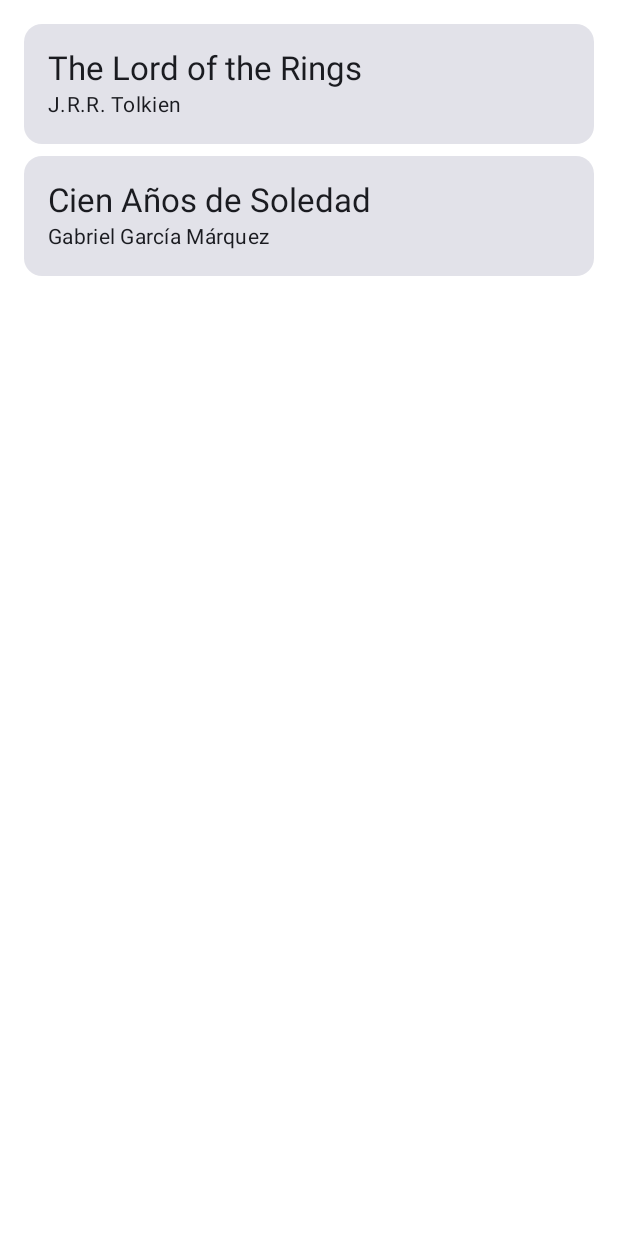
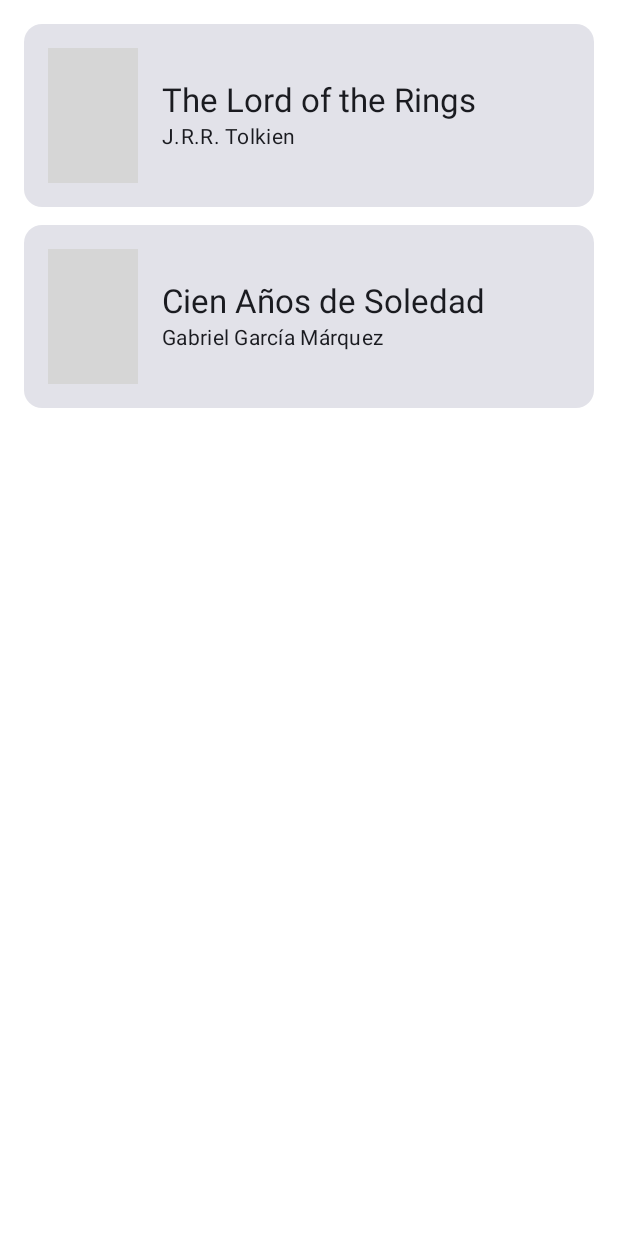
Before and after one commit to LeoDuocUC/BiblioNetAndroidApp, an Android app built with Jetpack Compose: the @Preview function BookListScreenPreview, on a phone screen of 412 x 824 dp. Run offline under Robolectric (Android 15) with nearby library versions, the phone set to English and light mode, and no system bars; our stand-ins replace Room's generated code; pictures from the network do not load; grey boxes are pictures that could not be loaded.

Commit message:
Add Icons on Books

```diff
--- a/app/build.gradle.kts
+++ b/app/build.gradle.kts
@@ -47,6 +47,7 @@ android {
 }
 
 dependencies {
+    implementation("io.coil-kt:coil-compose:2.5.0") // Adding Images
     implementation("androidx.navigation:navigation-compose:2.8.0")
     implementation("androidx.datastore:datastore-preferences:1.1.7")
     implementation(libs.androidx.core.ktx)
@@ -65,6 +66,7 @@ dependencies {
     debugImplementation(libs.androidx.ui.tooling)
     debugImplementation(libs.androidx.ui.test.manifest)
 
+
     // --- ADDED FOR ROOM ---
     implementation(libs.androidx.room.runtime)
     implementation(libs.androidx.room.ktx)
--- a/app/src/main/AndroidManifest.xml
+++ b/app/src/main/AndroidManifest.xml
@@ -1,6 +1,8 @@
 <?xml version="1.0" encoding="utf-8"?>
 <manifest xmlns:android="http://schemas.android.com/apk/res/android"
     xmlns:tools="http://schemas.android.com/tools">
+
+    <uses-permission android:name="android.permission.INTERNET" />
 
     <uses-permission android:name="android.permission.CAMERA" />
     <uses-permission android:name="android.permission.RECORD_AUDIO" />
--- a/app/src/main/java/com/example/login/ui/booklist/BookListScreen.kt
+++ b/app/src/main/java/com/example/login/ui/booklist/BookListScreen.kt
@@ -4,21 +4,30 @@ import androidx.compose.foundation.layout.Arrangement
 import androidx.compose.foundation.layout.Column
 import androidx.compose.foundation.layout.PaddingValues
 import androidx.compose.foundation.layout.Row
+import androidx.compose.foundation.layout.Spacer
 import androidx.compose.foundation.layout.fillMaxSize
 import androidx.compose.foundation.layout.fillMaxWidth
+import androidx.compose.foundation.layout.height
 import androidx.compose.foundation.layout.padding
+import androidx.compose.foundation.layout.size
+import androidx.compose.foundation.layout.width
 import androidx.compose.foundation.lazy.LazyColumn
 import androidx.compose.foundation.lazy.items
+import androidx.compose.foundation.shape.RoundedCornerShape
 import androidx.compose.material3.Card
 import androidx.compose.material3.ExperimentalMaterial3Api
 import androidx.compose.material3.MaterialTheme
 import androidx.compose.material3.Text
 import androidx.compose.runtime.Composable
+import androidx.compose.ui.Alignment
 import androidx.compose.ui.Modifier
+import androidx.compose.ui.draw.clip
+import androidx.compose.ui.layout.ContentScale
 import androidx.compose.ui.tooling.preview.Preview
 import androidx.compose.ui.unit.dp
 import androidx.navigation.NavController
 import androidx.navigation.compose.rememberNavController
+import coil.compose.AsyncImage // <-- 1. IMPORT COIL
 import com.example.login.data.Book
 import com.example.login.data.BookWithAuthor
 import com.example.login.ui.theme.LoginTheme
@@ -28,10 +37,9 @@ fun BookListScreen(books: List<BookWithAuthor>, navController: NavController) {
     LazyColumn(
         modifier = Modifier.fillMaxSize(),
         contentPadding = PaddingValues(16.dp),
-        verticalArrangement = Arrangement.spacedBy(8.dp)
+        verticalArrangement = Arrangement.spacedBy(12.dp) // Increased spacing
     ) {
         items(books) { bookWithAuthor ->
-            // CAMBIO: Ahora pasamos 'book' y 'authorName' por separado.
             BookItem(
                 book = bookWithAuthor.book,
                 authorName = bookWithAuthor.authorName,
@@ -43,7 +51,6 @@ fun BookListScreen(books: List<BookWithAuthor>, navController: NavController) {
     }
 }
 
-// CAMBIO: La firma de la función ahora es más genérica.
 @OptIn(ExperimentalMaterial3Api::class)
 @Composable
 fun BookItem(book: Book, authorName: String, onClick: () -> Unit) {
@@ -51,9 +58,28 @@ fun BookItem(book: Book, authorName: String, onClick: () -> Unit) {
         modifier = Modifier.fillMaxWidth(),
         onClick = onClick
     ) {
-        Row(modifier = Modifier.padding(16.dp)) {
+        // 2. MODIFIED THIS ROW
+        Row(
+            modifier = Modifier
+                .padding(16.dp)
+                .fillMaxWidth(),
+            verticalAlignment = Alignment.CenterVertically // Aligns image and text nicely
+        ) {
+            // 3. ADD THE IMAGE
+            AsyncImage(
+                model = book.coverUrl, // Use the URL from your Book object
+                contentDescription = "Cover for ${book.title}",
+                modifier = Modifier
+                    .size(width = 60.dp, height = 90.dp) // Set a fixed size
+                    .clip(RoundedCornerShape(4.dp)), // Add rounded corners
+                contentScale = ContentScale.Crop // Crop to fit the bounds
+            )
+
+            // 4. ADD A SPACER
+            Spacer(modifier = Modifier.width(16.dp))
+
+            // 5. YOUR EXISTING TEXT COLUMN
             Column {
-                // CAMBIO: Usamos los nuevos parámetros.
                 Text(text = book.title, style = MaterialTheme.typography.titleLarge)
                 Text(text = authorName, style = MaterialTheme.typography.bodyMedium)
             }
@@ -67,11 +93,29 @@ fun BookListScreenPreview() {
     LoginTheme {
         val sampleBooks = listOf(
             BookWithAuthor(
-                book = Book(1, "The Lord of the Rings", 1, "978-0618640157", "Fantasy", "", "Available"),
+                book = Book(
+                    bookId = 1,
+                    title = "The Lord of the Rings",
+                    authorId = 1,
+                    isbn = "978-0618640157",
+                    genre = "Fantasy",
+                    // 6. ADDED A REAL IMAGE URL FOR THE PREVIEW
+                    coverUrl = "https://covers.openlibrary.org/b/id/12838421-L.jpg",
+                    state = "Available"
+                ),
                 authorName = "J.R.R. Tolkien"
             ),
             BookWithAuthor(
-                book = Book(2, "Cien Años de Soledad", 2, "978-0307350442", "Magic Realism", "", "Loaned"),
+                book = Book(
+                    bookId = 2,
+                    title = "Cien Años de Soledad",
+                    authorId = 2,
+                    isbn = "978-0307350442",
+                    genre = "Magic Realism",
+                    // 6. ADDED A REAL IMAGE URL FOR THE PREVIEW
+                    coverUrl = "https://covers.openlibrary.org/b/id/8478810-L.jpg",
+                    state = "Loaned"
+                ),
                 authorName = "Gabriel García Márquez"
             )
         )
```
Also changed, not shown: app/src/main/java/com/example/login/MainActivity.kt (+26 -8 lines), 1 other file.
